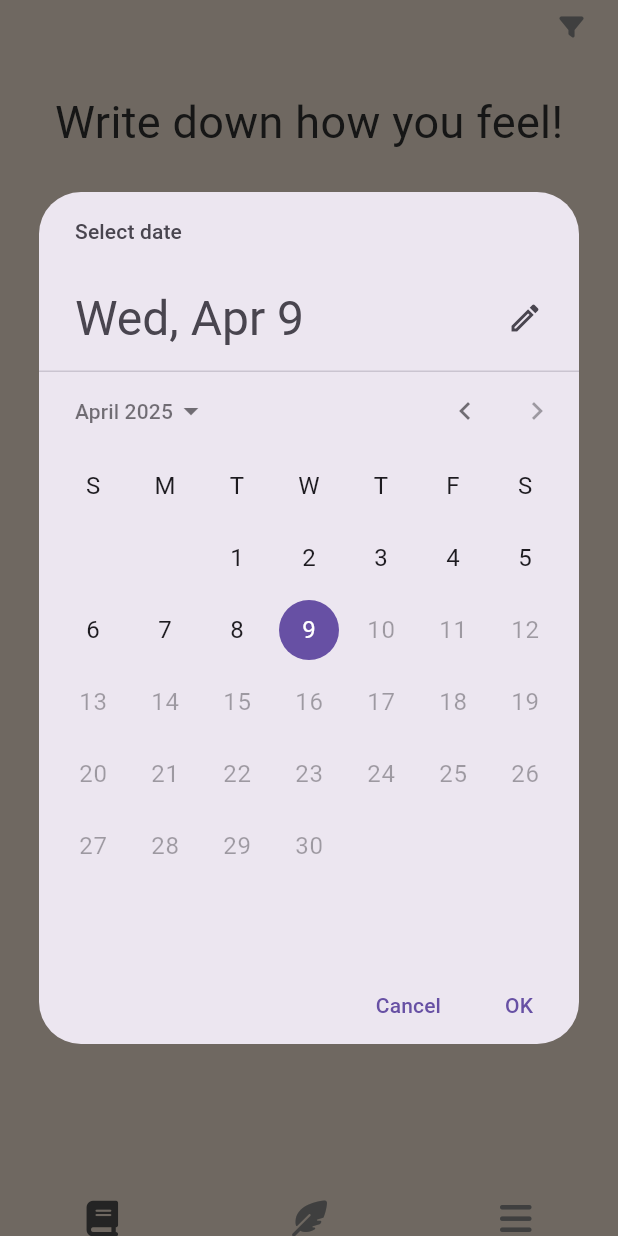
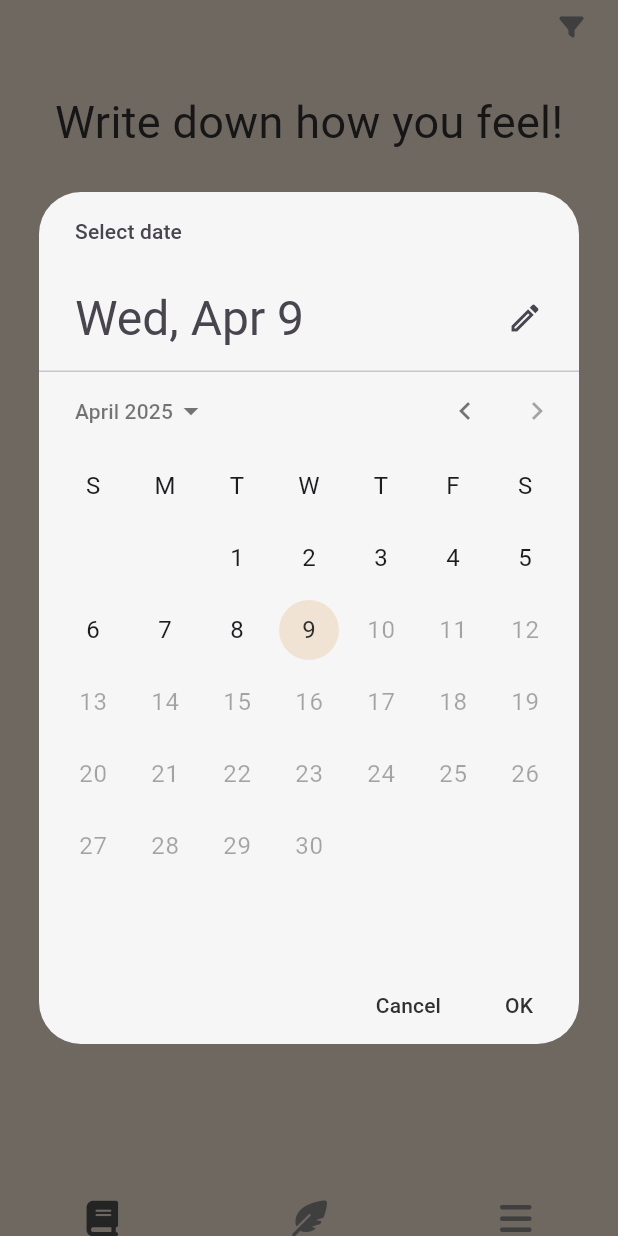
Before and after one commit to hojun-jo/moodtracker, a Flutter app: the screen it shows after launch, after a tap on an icon or button, on a phone screen of 412 x 824 dp. Run offline on Flutter 3.47's test engine with Material 3 defaults, Android fonts, the phone set to English and light mode, and no system bars; our stand-ins replace device_preview, flutter_riverpod, font_awesome_flutter, gap, go_router, google_fonts and 2 more; accounts and stored records are empty; generated files the repository leaves out were written again; Roboto replaces fonts that are missing (Dongle).

```diff
--- a/lib/core/theme/app_theme_data.dart
+++ b/lib/core/theme/app_theme_data.dart
@@ -48,5 +48,14 @@ ThemeData appThemeData(AppThemeType appBackground) {
         }),
       ),
     ),
+    datePickerTheme: DatePickerThemeData(
+      backgroundColor: AppColor.white,
+      cancelButtonStyle: ButtonStyle(
+        foregroundColor: WidgetStateProperty.all(AppColor.black),
+      ),
+      confirmButtonStyle: ButtonStyle(
+        foregroundColor: WidgetStateProperty.all(AppColor.black),
+      ),
+    ),
   );
 }
--- a/lib/features/home/views/widgets/home_header.dart
+++ b/lib/features/home/views/widgets/home_header.dart
@@ -40,12 +40,22 @@ class _HomeHeaderState extends State<HomeHeader> {
   }
 
   void _onDateChanged(BuildContext context) async {
+    final theme = Theme.of(context);
     final date = await showDatePicker(
       context: context,
       initialDate: DateTime.now(),
       firstDate: DateTime(2020),
       lastDate: DateTime.now(),
       currentDate: _selectedDate,
+      builder: (context, child) => Theme(
+        data: theme.copyWith(
+          colorScheme: theme.colorScheme.copyWith(
+            primary: theme.scaffoldBackgroundColor,
+            onPrimary: theme.textTheme.bodyMedium?.color,
+          ),
+        ),
+        child: child!,
+      ),
     );
 
     if (date != null) {
```
